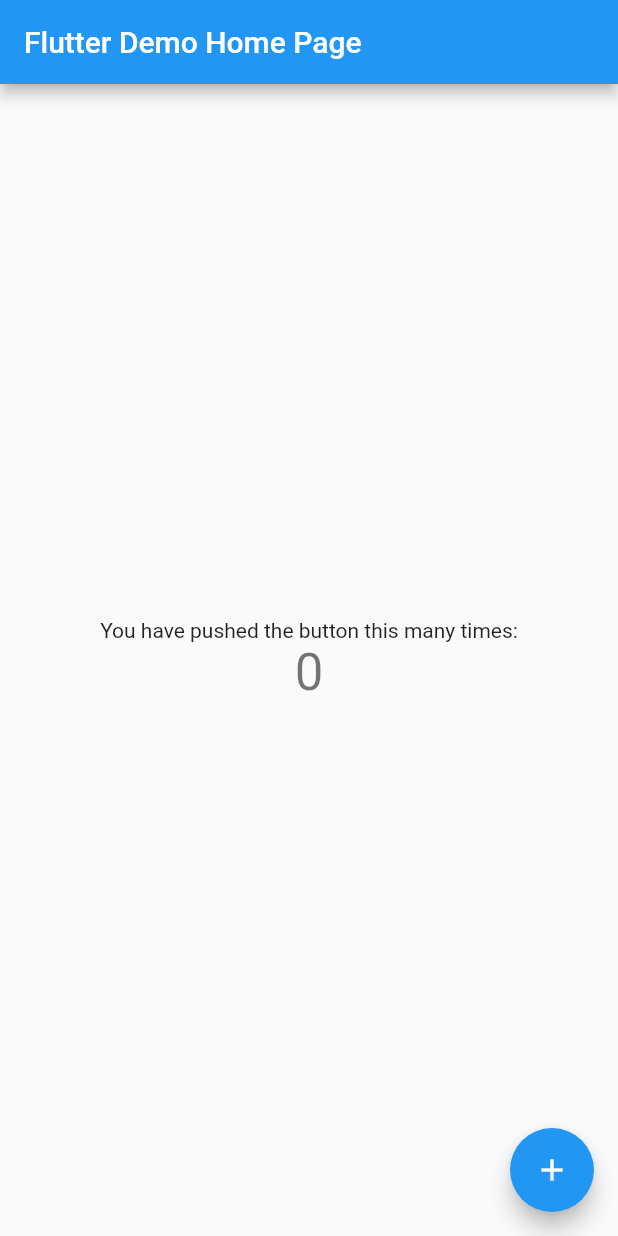
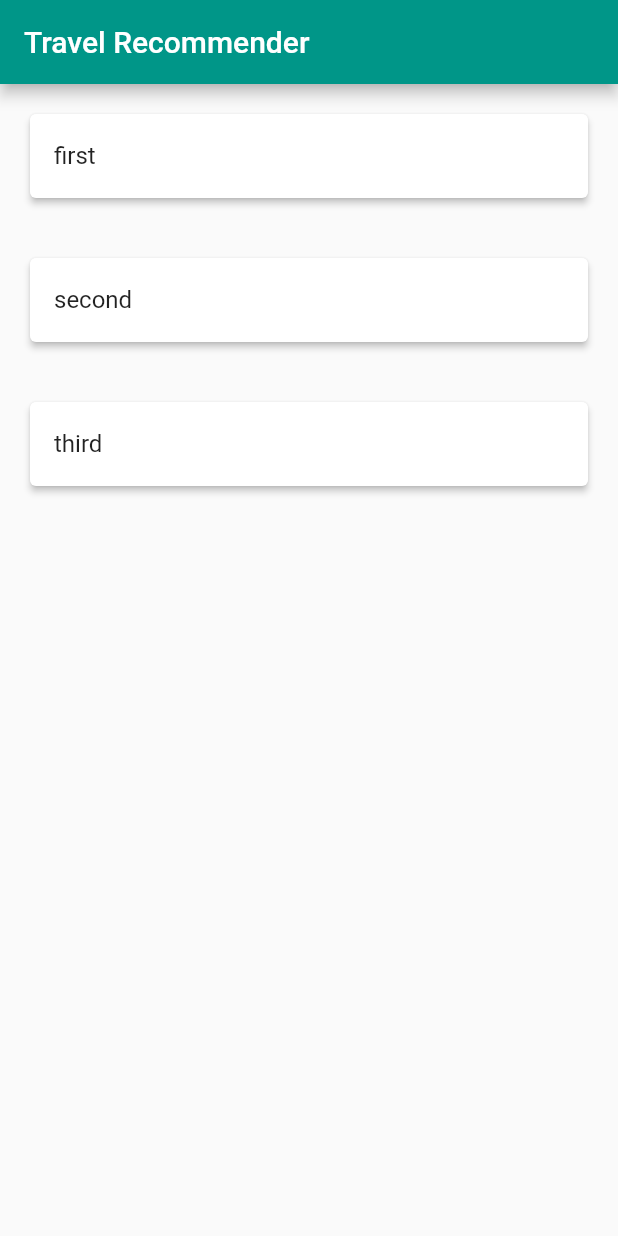
Before and after one commit to emrepun/MSCProject, a Flutter app: the screen it shows after launch, on a phone screen of 412 x 824 dp. Run offline on Flutter 3.47's test engine with Material 2 defaults, Android fonts, the phone set to English and light mode, and no system bars.

Commit message:
Option class implemented and initial UI created.

```diff
--- a/version2/travel_app2/lib/main.dart
+++ b/version2/travel_app2/lib/main.dart
@@ -1,111 +1,51 @@
 import 'package:flutter/material.dart';
+import 'option.dart';
 
 void main() => runApp(MyApp());
 
 class MyApp extends StatelessWidget {
-  // This widget is the root of your application.
   @override
   Widget build(BuildContext context) {
     return MaterialApp(
-      title: 'Flutter Demo',
+      debugShowCheckedModeBanner: false,
+      title: 'Travel App',
       theme: ThemeData(
-        // This is the theme of your application.
-        //
-        // Try running your application with "flutter run". You'll see the
-        // application has a blue toolbar. Then, without quitting the app, try
-        // changing the primarySwatch below to Colors.green and then invoke
-        // "hot reload" (press "r" in the console where you ran "flutter run",
-        // or simply save your changes to "hot reload" in a Flutter IDE).
-        // Notice that the counter didn't reset back to zero; the application
-        // is not restarted.
-        primarySwatch: Colors.blue,
+        primarySwatch: Colors.teal,
       ),
-      home: MyHomePage(title: 'Flutter Demo Home Page'),
+      home: Scaffold(
+        appBar: AppBar(title: Text('Travel Recommender')),
+        body: MyHomePage(),
+      ),
     );
   }
 }
 
-class MyHomePage extends StatefulWidget {
-  MyHomePage({Key key, this.title}) : super(key: key);
-
-  // This widget is the home page of your application. It is stateful, meaning
-  // that it has a State object (defined below) that contains fields that affect
-  // how it looks.
-
-  // This class is the configuration for the state. It holds the values (in this
-  // case the title) provided by the parent (in this case the App widget) and
-  // used by the build method of the State. Fields in a Widget subclass are
-  // always marked "final".
-
-  final String title;
-
+class MyHomePage extends StatelessWidget {
   @override
-  _MyHomePageState createState() => _MyHomePageState();
+  Widget build(BuildContext context) {
+    return _myListView(context);
+  }
 }
 
-class _MyHomePageState extends State<MyHomePage> {
-  int _counter = 0;
+Widget _myListView(BuildContext context) {
 
-  void _incrementCounter() {
-    setState(() {
-      // This call to setState tells the Flutter framework that something has
-      // changed in this State, which causes it to rerun the build method below
-      // so that the display can reflect the updated values. If we changed
-      // _counter without calling setState(), then the build method would not be
-      // called again, and so nothing would appear to happen.
-      _counter++;
-    });
-  }
+  final options = [
+    new Option("first", "firstImage", "first keywords"),
+    new Option("second", "secondImage", "second keywords"),
+    new Option("third", "thirdImage", "third keywords")
+  ];
 
-  @override
-  Widget build(BuildContext context) {
-    // This method is rerun every time setState is called, for instance as done
-    // by the _incrementCounter method above.
-    //
-    // The Flutter framework has been optimized to make rerunning build methods
-    // fast, so that you can just rebuild anything that needs updating rather
-    // than having to individually change instances of widgets.
-    return Scaffold(
-      appBar: AppBar(
-        // Here we take the value from the MyHomePage object that was created by
-        // the App.build method, and use it to set our appbar title.
-        title: Text(widget.title),
-      ),
-      body: Center(
-        // Center is a layout widget. It takes a single child and positions it
-        // in the middle of the parent.
-        child: Column(
-          // Column is also layout widget. It takes a list of children and
-          // arranges them vertically. By default, it sizes itself to fit its
-          // children horizontally, and tries to be as tall as its parent.
-          //
-          // Invoke "debug painting" (press "p" in the console, choose the
-          // "Toggle Debug Paint" action from the Flutter Inspector in Android
-          // Studio, or the "Toggle Debug Paint" command in Visual Studio Code)
-          // to see the wireframe for each widget.
-          //
-          // Column has various properties to control how it sizes itself and
-          // how it positions its children. Here we use mainAxisAlignment to
-          // center the children vertically; the main axis here is the vertical
-          // axis because Columns are vertical (the cross axis would be
-          // horizontal).
-          mainAxisAlignment: MainAxisAlignment.center,
-          children: <Widget>[
-            Text(
-              'You have pushed the button this many times:',
-            ),
-            Text(
-              '$_counter',
-              style: Theme.of(context).textTheme.display1,
-            ),
-          ],
+  return ListView.builder(
+    itemCount: options.length,
+    itemBuilder: (context, index) {
+      return Card(
+        elevation: 2.0, //gives some kind of shadow at the end.
+        margin: EdgeInsets.all(20.0),
+        child: ListTile(
+          //leading: Icon(icons[index]),
+          title: Text(options[index].title),
         ),
-      ),
-      floatingActionButton: FloatingActionButton(
-        onPressed: _incrementCounter,
-        tooltip: 'Increment',
-        child: Icon(Icons.add),
-      ), // This trailing comma makes auto-formatting nicer for build methods.
-    );
-  }
+      );
+    },
+  );
 }
--- /dev/null
+++ b/version2/travel_app2/lib/option.dart
@@ -0,0 +1,8 @@
+class Option {
+  final title;
+  final imageName;
+  final keywords;
+
+  //constructor.
+  Option(this.title, this.imageName, this.keywords);
+}
```
